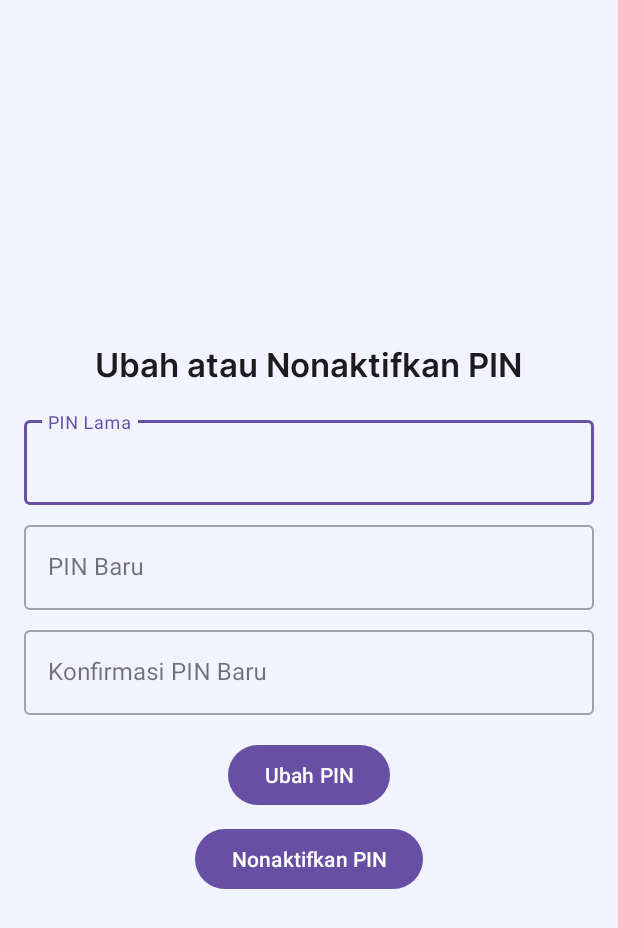
After one commit to MissingPoma/Uangin, an Android app: the ChangeOrDisablePinActivity screen opened directly, with no data from a screen before it, on a phone screen of 412 x 824 dp. The commit adds this screen. Shown: the top 928 px of the screen. Run offline under Robolectric (Android 15) with nearby library versions, the phone set to English and light mode, and no system bars.

Commit message:
pin berhasil

```diff
--- a/app/build.gradle.kts
+++ b/app/build.gradle.kts
@@ -56,6 +56,7 @@ dependencies {
     implementation ("androidx.appcompat:appcompat:1.6.1")
     implementation ("com.google.android.material:material:1.9.0")
     implementation ("androidx.constraintlayout:constraintlayout:2.1.4")
+
     implementation(libs.material)
     implementation(libs.androidx.activity)
     implementation(libs.androidx.constraintlayout)
--- a/app/src/main/AndroidManifest.xml
+++ b/app/src/main/AndroidManifest.xml
@@ -17,6 +17,9 @@
         android:supportsRtl="true"
         android:theme="@style/Theme.Uangin"
         tools:targetApi="31">
+        <activity
+            android:name=".ChangeOrDisablePinActivity"
+            android:exported="false" />
         <activity
             android:name=".ConfirmPinActivity"
             android:exported="false" />
--- /dev/null
+++ b/app/src/main/java/com/example/uangin/ChangeOrDisablePinActivity.kt
@@ -0,0 +1,82 @@
+package com.example.uangin // Sesuaikan dengan package Anda
+
+import android.content.Context
+import android.content.Intent
+import android.os.Bundle
+import android.widget.Button
+import android.widget.EditText
+import android.widget.Toast
+import androidx.appcompat.app.AppCompatActivity
+import com.example.uangin.R
+
+class ChangeOrDisablePinActivity : AppCompatActivity() {
+
+    private lateinit var oldPinEditText: EditText
+    private lateinit var newPinEditText: EditText
+    private lateinit var confirmPinEditText: EditText
+    private lateinit var saveButton: Button
+    private lateinit var disableButton: Button
+
+    override fun onCreate(savedInstanceState: Bundle?) {
+        super.onCreate(savedInstanceState)
+        setContentView(R.layout.activity_change_or_disable_pin)
+
+        oldPinEditText = findViewById(R.id.oldPinEditText)
+        newPinEditText = findViewById(R.id.newPinEditText)
+        confirmPinEditText = findViewById(R.id.confirmPinEditText)
+        saveButton = findViewById(R.id.saveButton)
+        disableButton = findViewById(R.id.disableButton)
+
+        saveButton.setOnClickListener {
+            changePin()
+        }
+
+        disableButton.setOnClickListener {
+            disablePin()
+        }
+    }
+
+    private fun changePin() {
+        val oldPin = oldPinEditText.text.toString()
+        val newPin = newPinEditText.text.toString()
+        val confirmPin = confirmPinEditText.text.toString()
+
+        if (isPinCorrect(oldPin)) {
+            if (isValidPin(newPin)) {
+                if (newPin == confirmPin) {
+                    savePin(newPin)
+                    Toast.makeText(this, "PIN berhasil diubah", Toast.LENGTH_SHORT).show()
+                    finish()
+                } else {
+                    Toast.makeText(this, "PIN baru dan konfirmasi PIN tidak cocok", Toast.LENGTH_SHORT).show()
+                }
+            } else {
+                Toast.makeText(this, "PIN baru tidak valid. Minimal 4 digit.", Toast.LENGTH_SHORT).show()
+            }
+        } else {
+            Toast.makeText(this, "PIN lama salah", Toast.LENGTH_SHORT).show()
+        }
+    }
+
+    private fun disablePin() {
+        val sharedPreferences = getSharedPreferences("app_prefs", Context.MODE_PRIVATE)
+        sharedPreferences.edit().remove("app_pin").apply()
+        Toast.makeText(this, "PIN dinonaktifkan", Toast.LENGTH_SHORT).show()
+        finish()
+    }
+
+    private fun savePin(pin: String) {
+        val sharedPreferences = getSharedPreferences("app_prefs", Context.MODE_PRIVATE)
+        sharedPreferences.edit().putString("app_pin", pin).apply()
+    }
+
+    private fun isPinCorrect(enteredPin: String): Boolean {
+        val sharedPreferences = getSharedPreferences("app_prefs", Context.MODE_PRIVATE)
+        val savedPin = sharedPreferences.getString("app_pin", null)
+        return enteredPin == savedPin
+    }
+
+    private fun isValidPin(pin: String): Boolean {
+        return pin.length >= 4 && pin.all { it.isDigit() } // Minimal 4 digit dan semua karakter adalah angka
+    }
+}
--- a/app/src/main/java/com/example/uangin/MainActivity.kt
+++ b/app/src/main/java/com/example/uangin/MainActivity.kt
@@ -18,7 +18,7 @@ import androidx.core.view.ViewCompat
 import androidx.core.view.WindowInsetsCompat
 
 
-class MainActivity : AppCompatActivity() {
+class MainActivity : BaseActivity() {
     private lateinit var fab: FloatingActionButton
 
     private val requestPermissionLauncher = registerForActivityResult(
--- /dev/null
+++ b/app/src/main/res/layout/activity_change_or_disable_pin.xml
@@ -0,0 +1,77 @@
+<?xml version="1.0" encoding="utf-8"?>
+<LinearLayout xmlns:android="http://schemas.android.com/apk/res/android"
+    xmlns:app="http://schemas.android.com/apk/res-auto"
+    android:layout_width="match_parent"
+    android:layout_height="match_parent"
+    android:orientation="vertical"
+    android:padding="16dp"
+    android:background="@color/lightLavender"
+    android:gravity="center">
+
+    <TextView
+        android:layout_width="wrap_content"
+        android:layout_height="wrap_content"
+        android:text="Ubah atau Nonaktifkan PIN"
+        android:textAppearance="?android:attr/textAppearanceLarge"
+        android:layout_marginBottom="16dp"
+        android:fontFamily="@font/inter_semibold"/>
+
+    <com.google.android.material.textfield.TextInputLayout
+        android:layout_width="match_parent"
+        android:layout_height="wrap_content"
+        android:hint="PIN Lama"
+        style="@style/Widget.MaterialComponents.TextInputLayout.OutlinedBox"
+        android:layout_marginBottom="8dp">
+
+        <com.google.android.material.textfield.TextInputEditText
+            android:id="@+id/oldPinEditText"
+            android:layout_width="match_parent"
+            android:layout_height="wrap_content"
+            android:inputType="numberPassword"
+            android:maxLength="4"/>
+    </com.google.android.material.textfield.TextInputLayout>
+
+    <com.google.android.material.textfield.TextInputLayout
+        android:layout_width="match_parent"
+        android:layout_height="wrap_content"
+        android:hint="PIN Baru"
+        style="@style/Widget.MaterialComponents.TextInputLayout.OutlinedBox"
+        android:layout_marginBottom="8dp">
+
+        <com.google.android.material.textfield.TextInputEditText
+            android:id="@+id/newPinEditText"
+            android:layout_width="match_parent"
+            android:layout_height="wrap_content"
+            android:inputType="numberPassword"
+            android:maxLength="4"/>
+    </com.google.android.material.textfield.TextInputLayout>
+
+    <com.google.android.material.textfield.TextInputLayout
+        android:layout_width="match_parent"
+        android:layout_height="wrap_content"
+        android:hint="Konfirmasi PIN Baru"
+        style="@style/Widget.MaterialComponents.TextInputLayout.OutlinedBox">
+
+        <com.google.android.material.textfield.TextInputEditText
+            android:id="@+id/confirmPinEditText"
+            android:layout_width="match_parent"
+            android:layout_height="wrap_content"
+            android:inputType="numberPassword"
+            android:maxLength="4"/>
+    </com.google.android.material.textfield.TextInputLayout>
+
+    <Button
+        android:id="@+id/saveButton"
+        android:layout_width="wrap_content"
+        android:layout_height="wrap_content"
+        android:text="Ubah PIN"
+        android:layout_marginTop="16dp"/>
+
+    <Button
+        android:id="@+id/disableButton"
+        android:layout_width="wrap_content"
+        android:layout_height="wrap_content"
+        android:text="Nonaktifkan PIN"
+        android:layout_marginTop="8dp"/>
+
+</LinearLayout>
--- a/app/src/main/res/layout/fragment_setting.xml
+++ b/app/src/main/res/layout/fragment_setting.xml
@@ -121,6 +121,7 @@
                             android:textSize="14dp" />
 
                         <TextView
+                            android:id="@+id/tvPin"
                             android:layout_width="wrap_content"
                             android:layout_height="wrap_content"
                             android:layout_marginTop="2dp"
```
Also changed, not shown: app/src/main/java/com/example/uangin/BaseActivity.kt (added, +51 -0 lines), app/src/main/java/com/example/uangin/ConfirmPinActivity.kt (+30 -10 lines), app/src/main/java/com/example/uangin/SetPinActivity.kt (+34 -10 lines), app/src/main/java/com/example/uangin/SettingFragment.kt (+27 -0 lines), app/src/main/res/layout/activity_confirm_pin.xml (+26 -5 lines), app/src/main/res/layout/activity_set_pin.xml (+27 -5 lines), app/src/main/res/layout/dialog_pin.xml (added, +17 -0 lines).
